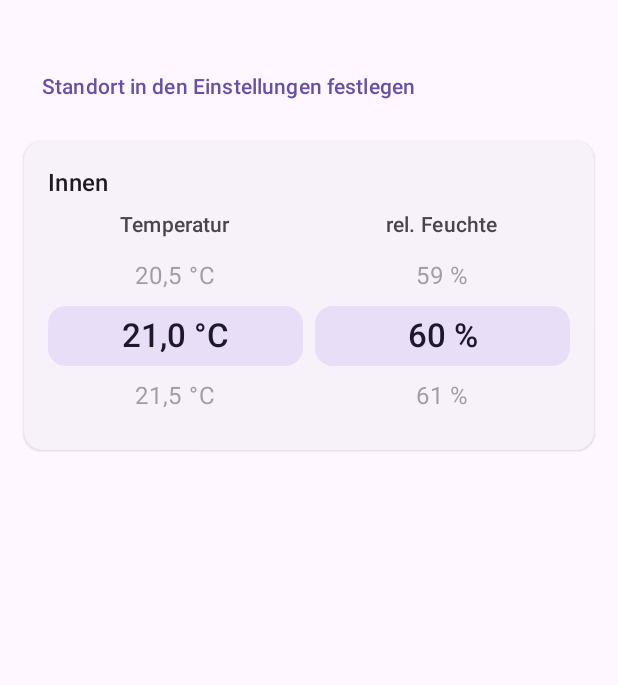
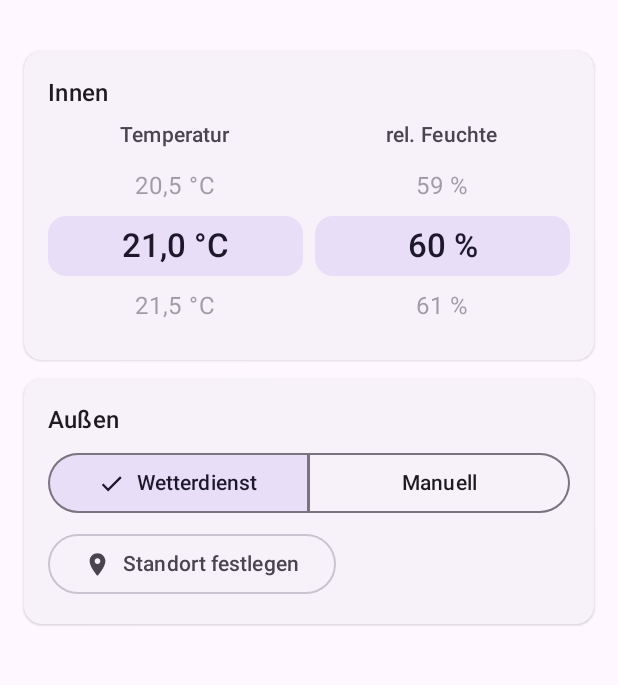
Before and after one commit to Avarast/Durchzug, an Android app built with Jetpack Compose: the screen it shows after launch (MainActivity), on a phone screen of 412 x 824 dp, the part 69-754 px from its top. Run offline under Robolectric (Android 15) with nearby library versions, the phone set to English and light mode, and no system bars.

Commit message:
feat: allow manual outdoor values
Add a toggle in the outdoor section to switch between weather service and manual input. Manual mode uses scroll wheels for temperature and humidity and a segmented choice for wind level. Values are persisted and prefilled from the last weather data. Move the location display into the outdoor section.

```diff
--- a/app/src/main/java/de/durchzug/MainActivity.kt
+++ b/app/src/main/java/de/durchzug/MainActivity.kt
@@ -17,6 +17,8 @@ import androidx.compose.foundation.text.KeyboardOptions
 import androidx.compose.foundation.verticalScroll
 import androidx.compose.material.icons.Icons
 import androidx.compose.material.icons.automirrored.filled.ArrowBack
+import androidx.compose.material.icons.filled.Edit
+import androidx.compose.material.icons.filled.Place
 import androidx.compose.material.icons.filled.Refresh
 import androidx.compose.material.icons.filled.Settings
 import androidx.compose.material3.*
@@ -67,7 +69,7 @@ class MainActivity : ComponentActivity() {
     }
 }
 
-private fun Double.fmt(decimals: Int = 1) = String.format(Locale.GERMANY, "%.${decimals}f", this)
+internal fun Double.fmt(decimals: Int = 1) = String.format(Locale.GERMANY, "%.${decimals}f", this)
 
 private val timestampFormat = SimpleDateFormat("dd.MM.yyyy, HH:mm 'Uhr'", Locale.GERMANY)
 
@@ -102,10 +104,6 @@ private fun MainScreen(vm: MainViewModel, onOpenSettings: () -> Unit) {
             Modifier.fillMaxSize().padding(padding).verticalScroll(rememberScrollState()).padding(16.dp),
             verticalArrangement = Arrangement.spacedBy(12.dp),
         ) {
-            vm.place?.let {
-                Text("Standort: ${it.label}", fontWeight = FontWeight.SemiBold)
-            } ?: TextButton(onClick = onOpenSettings) { Text("Standort in den Einstellungen festlegen") }
-
             Section("Innen") {
                 Row(horizontalArrangement = Arrangement.spacedBy(8.dp)) {
                     WheelPicker(tempValues, vm.tempIn, vm::updateTempIn, "Temperatur", decimals = 1, unit = "°C", Modifier.weight(1f))
@@ -113,11 +111,70 @@ private fun MainScreen(vm: MainViewModel, onOpenSettings: () -> Unit) {
                 }
             }
 
-            if (vm.loading) LinearProgressIndicator(Modifier.fillMaxWidth())
-            vm.error?.let { Text(it, color = MaterialTheme.colorScheme.error) }
+            OutdoorSection(vm, onOpenSettings)
 
-            if (vm.place != null) {
-                Section("Außen (OpenWeatherMap)") {
+            vm.result?.let { ResultCard(it) }
+        }
+    }
+}
+
+@OptIn(ExperimentalMaterial3Api::class)
+@Composable
+private fun OutdoorSection(vm: MainViewModel, onOpenSettings: () -> Unit) {
+    Section("Außen") {
+        val modes = listOf("Wetterdienst", "Manuell")
+        SingleChoiceSegmentedButtonRow(Modifier.fillMaxWidth()) {
+            modes.forEachIndexed { i, label ->
+                SegmentedButton(
+                    selected = vm.manualOut == (i == 1),
+                    onClick = { vm.updateManualOut(i == 1) },
+                    shape = SegmentedButtonDefaults.itemShape(i, modes.size),
+                ) { Text(label) }
+            }
+        }
+
+        if (vm.manualOut) {
+            Row(horizontalArrangement = Arrangement.spacedBy(8.dp)) {
+                WheelPicker(tempOutValues, vm.tempOut, vm::updateTempOut, "Temperatur", decimals = 1, unit = "°C", Modifier.weight(1f))
+                WheelPicker(rhValues, vm.rhOut, vm::updateRhOut, "rel. Feuchte", decimals = 0, unit = "%", Modifier.weight(1f))
+            }
+            Text(
+                "Wind",
+                style = MaterialTheme.typography.labelLarge,
+                color = MaterialTheme.colorScheme.onSurfaceVariant,
+            )
+            val winds = Ventilation.Wind.entries
+            SingleChoiceSegmentedButtonRow(Modifier.fillMaxWidth()) {
+                winds.forEachIndexed { i, wind ->
+                    SegmentedButton(
+                        selected = vm.windOut == wind,
+                        onClick = { vm.updateWindOut(wind) },
+                        shape = SegmentedButtonDefaults.itemShape(i, winds.size),
+                        icon = {},
+                    ) { Text(wind.label, maxLines = 1) }
+                }
+            }
+            return@Section
+        }
+
+        val place = vm.place
+        if (place == null) {
+            OutlinedButton(onClick = onOpenSettings) {
+                Icon(Icons.Filled.Place, contentDescription = null, Modifier.size(ButtonDefaults.IconSize))
+                Spacer(Modifier.width(ButtonDefaults.IconSpacing))
+                Text("Standort festlegen")
+            }
+            return@Section
+        }
+
+        Row(verticalAlignment = Alignment.CenterVertically) {
+            Icon(Icons.Filled.Place, contentDescription = null, tint = MaterialTheme.colorScheme.primary)
+            Spacer(Modifier.width(8.dp))
+            Text(place.label, fontWeight = FontWeight.SemiBold, modifier = Modifier.weight(1f))
+            IconButton(onClick = onOpenSettings) {
+                Icon(Icons.Filled.Edit, contentDescription = "Standort ändern")
+            }
+        }
         val w = vm.weather
         if (w != null) {
             Text("${w.temp.fmt()} °C · ${w.humidity.fmt(0)} % rel. Feuchte · Wind ${w.wind.fmt()} m/s")
@@ -130,15 +187,12 @@ private fun MainScreen(vm: MainViewModel, onOpenSettings: () -> Unit) {
         } else {
             Text("Noch keine Wetterdaten vorhanden.")
         }
+        if (vm.loading) LinearProgressIndicator(Modifier.fillMaxWidth())
+        vm.error?.let { Text(it, color = MaterialTheme.colorScheme.error) }
         FilledTonalButton(onClick = { vm.refreshWeather() }, enabled = !vm.loading) {
             Icon(Icons.Filled.Refresh, contentDescription = null, Modifier.size(ButtonDefaults.IconSize))
             Spacer(Modifier.width(ButtonDefaults.IconSpacing))
             Text("Aktualisieren")
-                    }
-                }
-            }
-
-            vm.result?.let { ResultCard(it) }
         }
     }
 }
@@ -218,6 +272,7 @@ private fun Section(title: String, content: @Composable ColumnScope.() -> Unit)
 }
 
 private val tempValues = (-20..80).map { it * 0.5 }
+private val tempOutValues = (-60..90).map { it * 0.5 }
 private val rhValues = (0..100).map { it.toDouble() }
 
 @Composable
--- a/app/src/main/java/de/durchzug/MainViewModel.kt
+++ b/app/src/main/java/de/durchzug/MainViewModel.kt
@@ -25,13 +25,57 @@ class MainViewModel(app: Application) : AndroidViewModel(app) {
     var loading by mutableStateOf(false)
     var error by mutableStateOf<String?>(null)
 
+    var manualOut by mutableStateOf(storage.manualOut)
+        private set
+    var tempOut by mutableStateOf(storage.tempOut ?: "10")
+        private set
+    var rhOut by mutableStateOf(storage.rhOut ?: "70")
+        private set
+    var windOut by mutableStateOf(storage.windOut ?: Ventilation.Wind.LIGHT)
+        private set
+
     val result: Ventilation.Result?
         get() {
-            val t = tempIn.replace(',', '.').toDoubleOrNull() ?: return null
-            val rh = rhIn.replace(',', '.').toDoubleOrNull()?.takeIf { it in 0.0..100.0 } ?: return null
-            val w = weather ?: return null
-            return Ventilation.calculate(t, rh, w.temp, w.humidity, w.wind)
+            val t = tempIn.parse() ?: return null
+            val rh = rhIn.parse()?.takeIf { it in 0.0..100.0 } ?: return null
+            return if (manualOut) {
+                val tOut = tempOut.parse() ?: return null
+                val rhO = rhOut.parse()?.takeIf { it in 0.0..100.0 } ?: return null
+                Ventilation.calculate(t, rh, tOut, rhO, windOut.ms)
+            } else {
+                val w = weather ?: return null
+                Ventilation.calculate(t, rh, w.temp, w.humidity, w.wind)
+            }
         }
+
+    private fun String.parse() = replace(',', '.').toDoubleOrNull()
+
+    fun updateManualOut(manual: Boolean) {
+        // Start manual input from the last weather data if no own values exist yet.
+        val w = weather
+        if (manual && storage.tempOut == null && w != null) {
+            updateTempOut((Math.round(w.temp * 2) / 2.0).fmt(1))
+            updateRhOut(w.humidity.fmt(0))
+            updateWindOut(Ventilation.Wind.fromMs(w.wind))
+        }
+        manualOut = manual
+        storage.manualOut = manual
+    }
+
+    fun updateTempOut(value: String) {
+        tempOut = value
+        storage.tempOut = value
+    }
+
+    fun updateRhOut(value: String) {
+        rhOut = value
+        storage.rhOut = value
+    }
+
+    fun updateWindOut(value: Ventilation.Wind) {
+        windOut = value
+        storage.windOut = value
+    }
 
     fun updateTempIn(value: String) {
         tempIn = value
--- a/app/src/main/java/de/durchzug/Storage.kt
+++ b/app/src/main/java/de/durchzug/Storage.kt
@@ -22,6 +22,22 @@ class Storage(context: Context) {
     var rhIn: String
         get() = prefs.getString(KEY_RH_IN, null) ?: "60"
         set(value) = prefs.edit { putString(KEY_RH_IN, value) }
+
+    var manualOut: Boolean
+        get() = prefs.getBoolean(KEY_MANUAL_OUT, false)
+        set(value) = prefs.edit { putBoolean(KEY_MANUAL_OUT, value) }
+
+    var tempOut: String?
+        get() = prefs.getString(KEY_TEMP_OUT, null)
+        set(value) = prefs.edit { putString(KEY_TEMP_OUT, value) }
+
+    var rhOut: String?
+        get() = prefs.getString(KEY_RH_OUT, null)
+        set(value) = prefs.edit { putString(KEY_RH_OUT, value) }
+
+    var windOut: Ventilation.Wind?
+        get() = prefs.getString(KEY_WIND_OUT, null)?.let { runCatching { Ventilation.Wind.valueOf(it) }.getOrNull() }
+        set(value) = prefs.edit { putString(KEY_WIND_OUT, value?.name) }
 
     private fun placeToJson(p: Place) = JSONObject()
         .put("name", p.name).put("country", p.country).put("state", p.state)
@@ -52,5 +68,9 @@ class Storage(context: Context) {
         const val KEY_WEATHER = "weather"
         const val KEY_TEMP_IN = "tempIn"
         const val KEY_RH_IN = "rhIn"
+        const val KEY_MANUAL_OUT = "manualOut"
+        const val KEY_TEMP_OUT = "tempOut"
+        const val KEY_RH_OUT = "rhOut"
+        const val KEY_WIND_OUT = "windOut"
     }
 }
--- a/app/src/main/java/de/durchzug/Ventilation.kt
+++ b/app/src/main/java/de/durchzug/Ventilation.kt
@@ -42,6 +42,23 @@ object Ventilation {
         return (base * windFactor * dtFactor).roundToInt().coerceIn(3, 30)
     }
 
+    /** Grobe Windstufen für die manuelle Eingabe mit repräsentativer Geschwindigkeit. */
+    enum class Wind(val label: String, val ms: Double) {
+        CALM("Still", 0.0),
+        LIGHT("Leicht", 2.0),
+        MODERATE("Mäßig", 4.5),
+        STRONG("Stark", 8.0);
+
+        companion object {
+            fun fromMs(ms: Double) = when {
+                ms <= 1 -> CALM
+                ms <= 3 -> LIGHT
+                ms <= 6 -> MODERATE
+                else -> STRONG
+            }
+        }
+    }
+
     data class Result(
         val ahIn: Double,
         val ahOut: Double,
```
Lines whose indentation alone changed are shown as unchanged.
